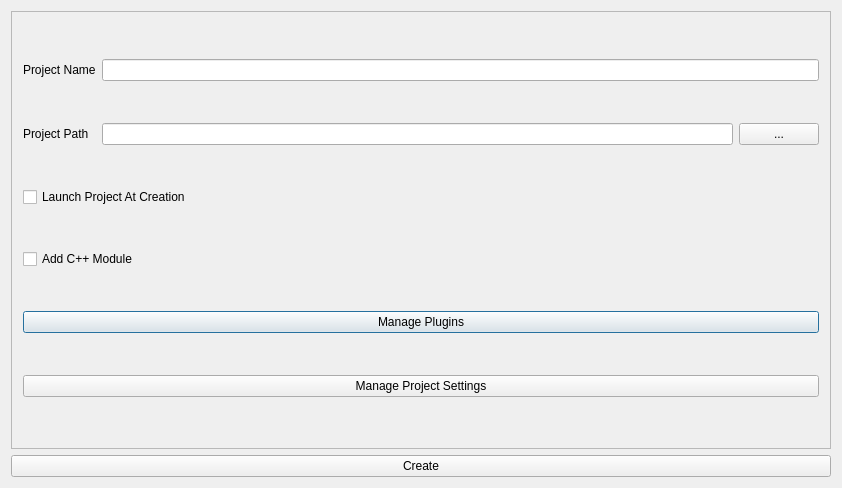
The window that CreateProjectWindow.ui (Kiukey/UnrealManager) describes before a commit, drawn with Qt 5.
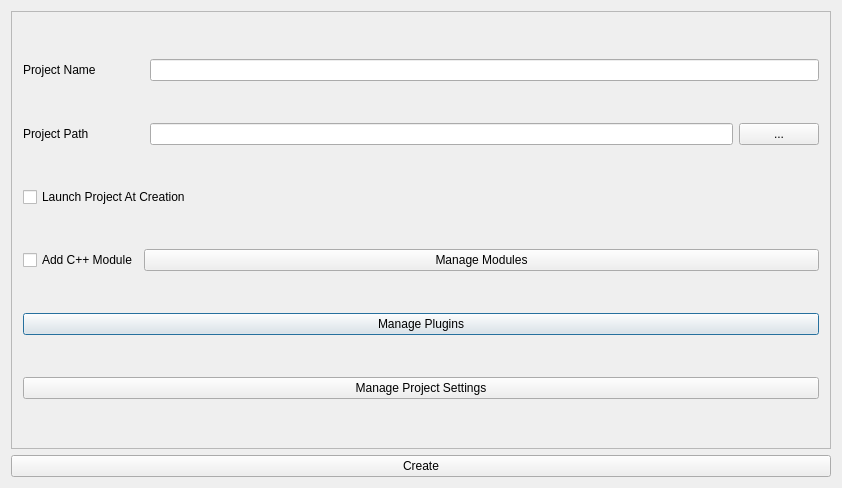
The same window after the commit.

Commit message: Possibility to Add modules and plugins at the creation of a project

What changed in the file:
```diff
--- a/CreateProjectWindow.ui
+++ b/CreateProjectWindow.ui
@@ -33,7 +33,31 @@
       <enum>QFrame::Raised</enum>
      </property>
      <layout class="QGridLayout" name="gridLayout_2">
-      <item row="4" column="1" colspan="3">
+      <item row="1" column="3">
+       <widget class="QLineEdit" name="pathLineEdit">
+        <property name="readOnly">
+         <bool>false</bool>
+        </property>
+       </widget>
+      </item>
+      <item row="3" column="1" colspan="3">
+       <widget class="QCheckBox" name="startProjectCheckBox">
+        <property name="text">
+         <string>Launch Project At Creation</string>
+        </property>
+       </widget>
+      </item>
+      <item row="0" column="3" colspan="2">
+       <widget class="QLineEdit" name="projectNameEdit">
+        <property name="focusPolicy">
+         <enum>Qt::ClickFocus</enum>
+        </property>
+        <property name="maxLength">
+         <number>20</number>
+        </property>
+       </widget>
+      </item>
+      <item row="4" column="1">
        <widget class="QCheckBox" name="CodeModuleCheckBox">
         <property name="text">
          <string>Add C++ Module</string>
@@ -47,14 +71,24 @@
         </property>
        </widget>
       </item>
-      <item row="1" column="2">
-       <widget class="QLineEdit" name="pathLineEdit">
-        <property name="readOnly">
+      <item row="5" column="1" colspan="4">
+       <widget class="QPushButton" name="managePluginsButton">
+        <property name="text">
+         <string>Manage Plugins</string>
+        </property>
+       </widget>
+      </item>
+      <item row="6" column="1" colspan="4">
+       <widget class="QPushButton" name="settingsButton">
+        <property name="text">
+         <string>Manage Project Settings</string>
+        </property>
+        <property name="autoDefault">
          <bool>false</bool>
         </property>
        </widget>
       </item>
-      <item row="1" column="3">
+      <item row="1" column="4">
        <widget class="QPushButton" name="selectPathButton">
         <property name="focusPolicy">
          <enum>Qt::ClickFocus</enum>
@@ -73,23 +107,6 @@
         </property>
        </widget>
       </item>
-      <item row="0" column="2" colspan="2">
-       <widget class="QLineEdit" name="projectNameEdit">
-        <property name="focusPolicy">
-         <enum>Qt::ClickFocus</enum>
-        </property>
-       </widget>
-      </item>
-      <item row="6" column="1" colspan="3">
-       <widget class="QPushButton" name="settingsButton">
-        <property name="text">
-         <string>Manage Project Settings</string>
-        </property>
-        <property name="autoDefault">
-         <bool>false</bool>
-        </property>
-       </widget>
-      </item>
       <item row="0" column="1">
        <widget class="QLabel" name="label_2">
         <property name="text">
@@ -97,17 +114,10 @@
         </property>
        </widget>
       </item>
-      <item row="3" column="1" colspan="2">
-       <widget class="QCheckBox" name="startProjectCheckBox">
+      <item row="4" column="2" colspan="3">
+       <widget class="QPushButton" name="manageModulesButton">
         <property name="text">
-         <string>Launch Project At Creation</string>
-        </property>
-       </widget>
-      </item>
-      <item row="5" column="1" colspan="3">
-       <widget class="QPushButton" name="managePluginsButton">
-        <property name="text">
-         <string>Manage Plugins</string>
+         <string>Manage Modules</string>
         </property>
        </widget>
       </item>
```
The commit also changes 12 other files.
